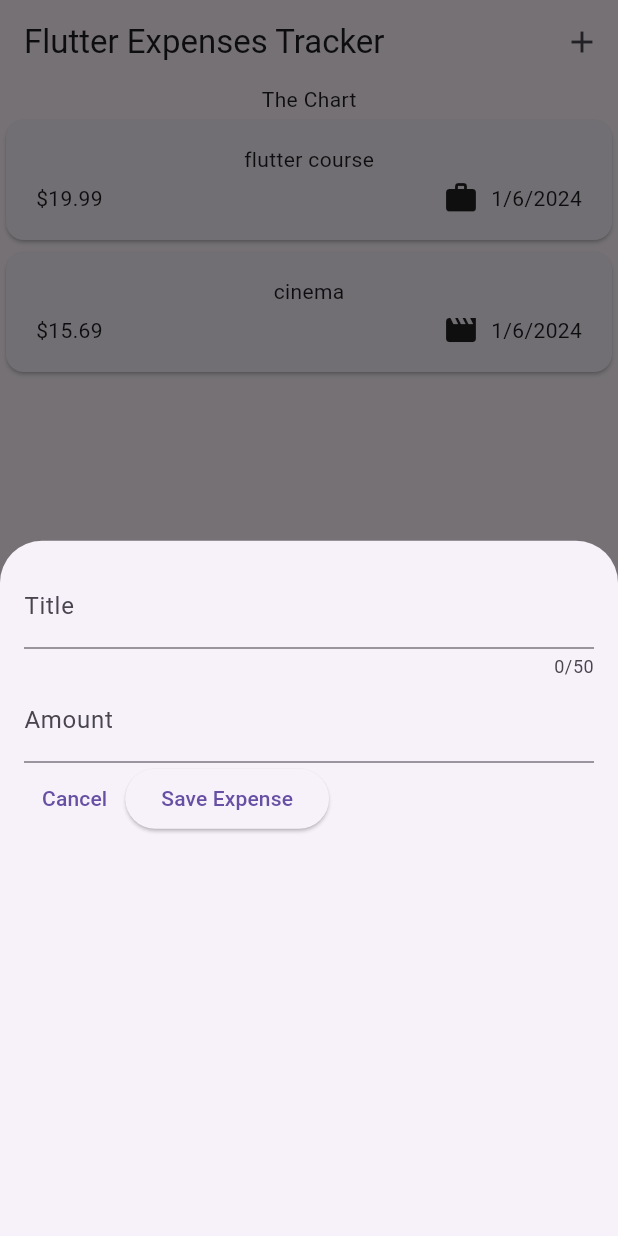
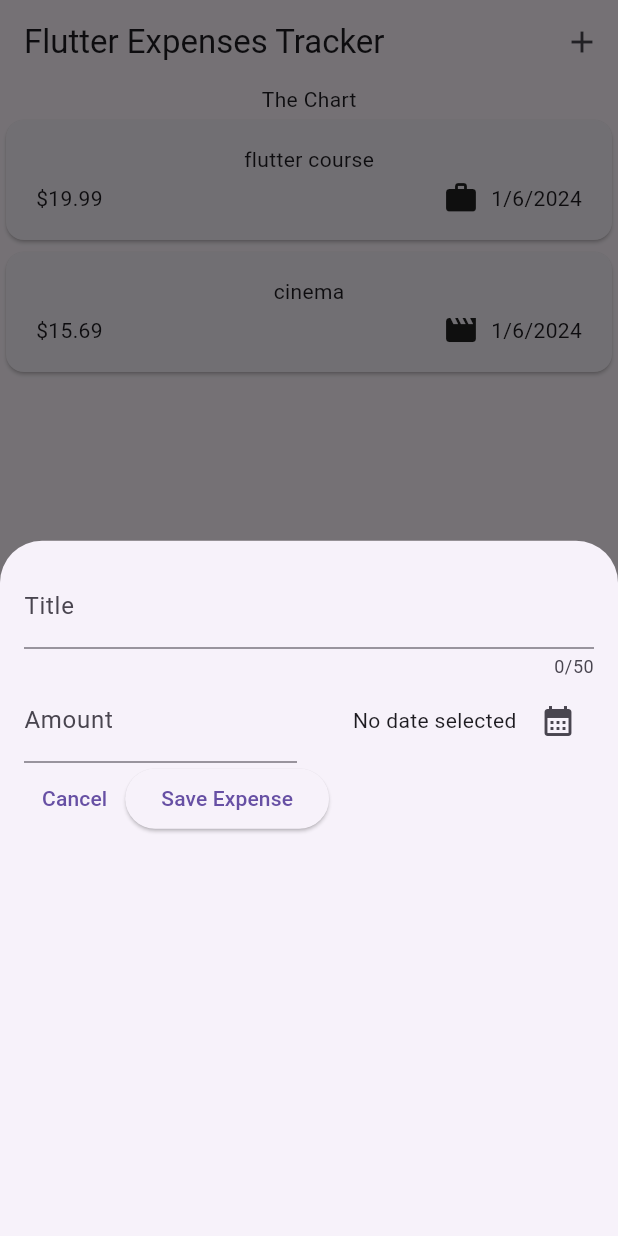
Before and after one commit to AmaniAlnabhani/ExpensesApp, a Flutter app: the screen it shows after launch, after a tap on the "add" icon, on a phone screen of 412 x 824 dp. Run offline on Flutter 3.47's test engine with Material 3 defaults, Android fonts, the phone set to English and light mode, and no system bars.

Commit message:
add calander

```diff
--- a/lib/Widgets/expenses_list/new_expense.dart
+++ b/lib/Widgets/expenses_list/new_expense.dart
@@ -1,5 +1,5 @@
 import 'package:flutter/material.dart';
-
+import 'package:expense_app/models/expense.dart';
 class NewExpense extends StatefulWidget{
  const NewExpense({super.key});
   @override
@@ -10,7 +10,21 @@ class NewExpense extends StatefulWidget{
 class _NewExpenseState extends State<NewExpense>{
   final _titleController =TextEditingController();
   final _amountController =TextEditingController();
+  DateTime ? _selectedDate;
+  void _presentDatePicker()  async{
+    final now=DateTime.now();
+    final firstDate=DateTime(now.year -1, now.month,now.day);
 
+    final pickedDate = await showDatePicker(
+        context: context,
+        initialDate: now,
+        firstDate: firstDate,
+        lastDate: now);
+    setState(() {
+      _selectedDate=pickedDate;
+    });
+
+  }
   @override
   void dispose(){
     //tell controller not need any more when do not use
@@ -32,7 +46,10 @@ class _NewExpenseState extends State<NewExpense>{
              label: Text('Title'),
            ),
           ),
-          TextField(
+          Row(
+            children: [
+              Expanded(
+                child: TextField(
                   controller: _amountController,
                   keyboardType: TextInputType.number,
                   decoration: const InputDecoration(
@@ -40,6 +57,25 @@ class _NewExpenseState extends State<NewExpense>{
                     label: Text('Amount'),
                   ),
                 ),
+              ),
+              const SizedBox(width: 16,),
+               Expanded(
+                child:  Row(
+                  mainAxisAlignment: MainAxisAlignment.end,
+                  crossAxisAlignment: CrossAxisAlignment.center,
+                  children: [
+                     Text(_selectedDate == null?'No date selected ': formatter.format(_selectedDate!),),
+                    IconButton(onPressed: _presentDatePicker,
+                        icon:const Icon(Icons.calendar_month),
+                    ),
+
+                  ],
+                ),
+              ),
+            ],
+
+          ),
+
           Row(
             children: [
               TextButton(onPressed: (){
```
Lines whose indentation alone changed are shown as unchanged.
